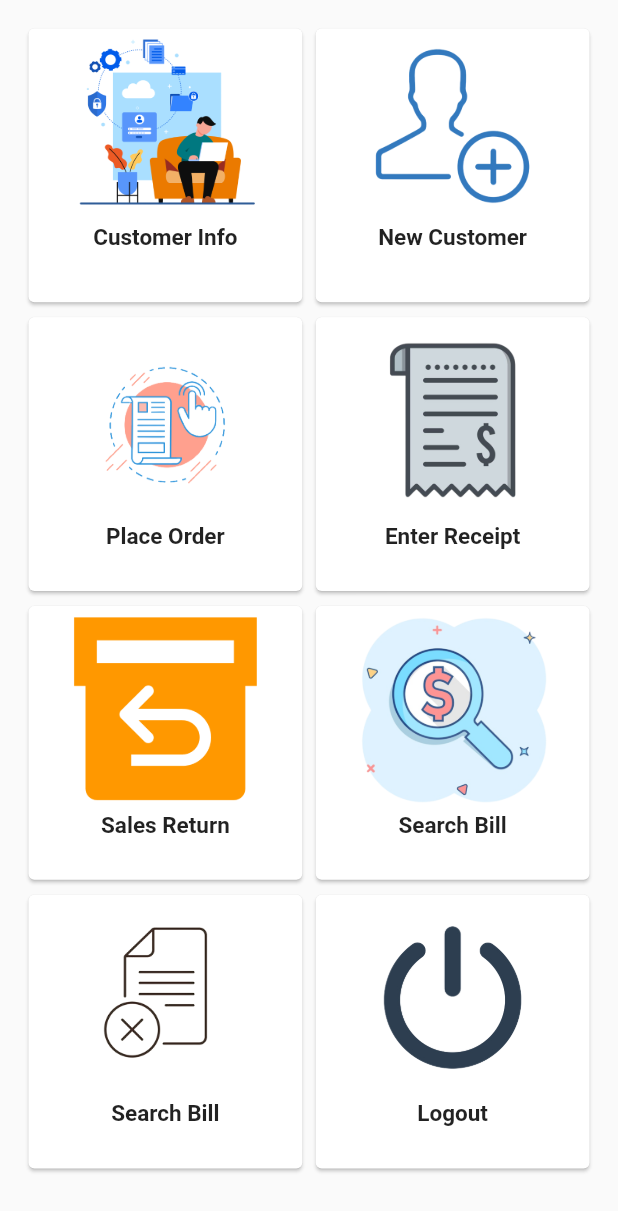
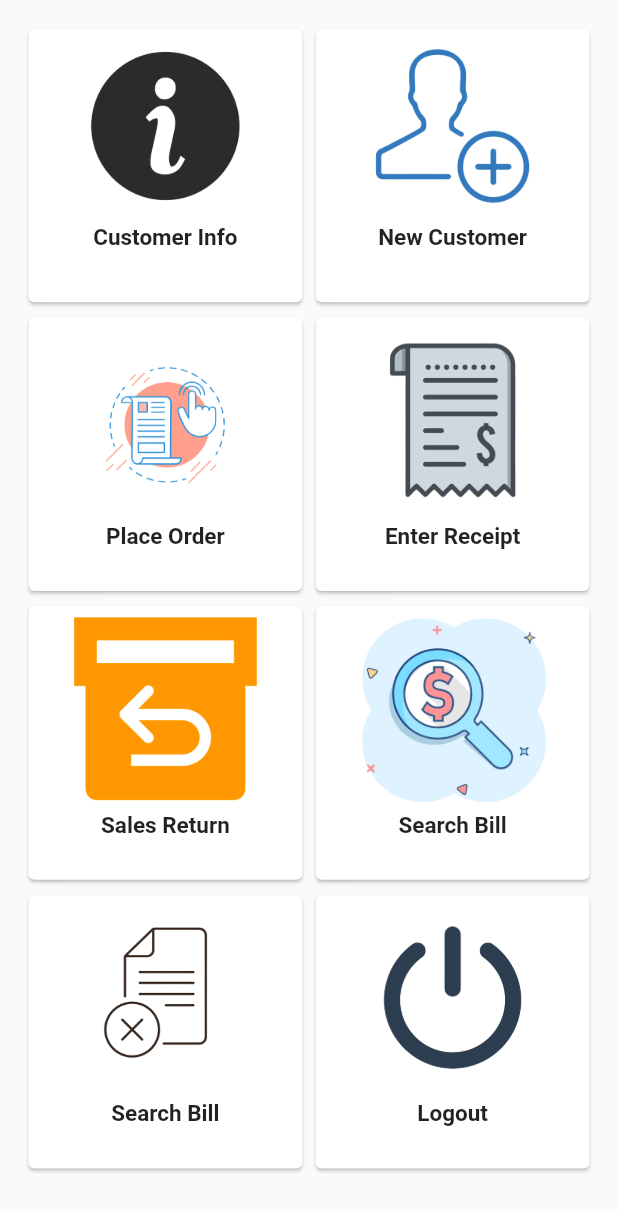
Before and after one commit to abdhanan72/spacc, a Flutter app: the Home screen opened directly, on a phone screen of 412 x 824 dp. Shown: the top 1211 px of the screen. Run offline on Flutter 3.47's test engine with Material 2 defaults, Android fonts, the light colour scheme and no system bars.

Commit message:
info icon change

```diff
--- a/lib/home/home.dart
+++ b/lib/home/home.dart
@@ -26,7 +26,7 @@ class Home extends StatelessWidget {
                 child:  Center(
                   child: Column(
                     children: [
-                      Image.asset('assets/12953573_Data_security_05-removebg-preview.png',
+                      Image.asset('assets/info-icon-template-information-icon-colorful-free-vector-removebg-preview.png',
                       height: 130,
                       width: 130,
                       fit: BoxFit.contain,
```
Also changed, not shown: assets/info-icon-template-information-icon-colorful-free-vector-removebg-preview.png (added).
